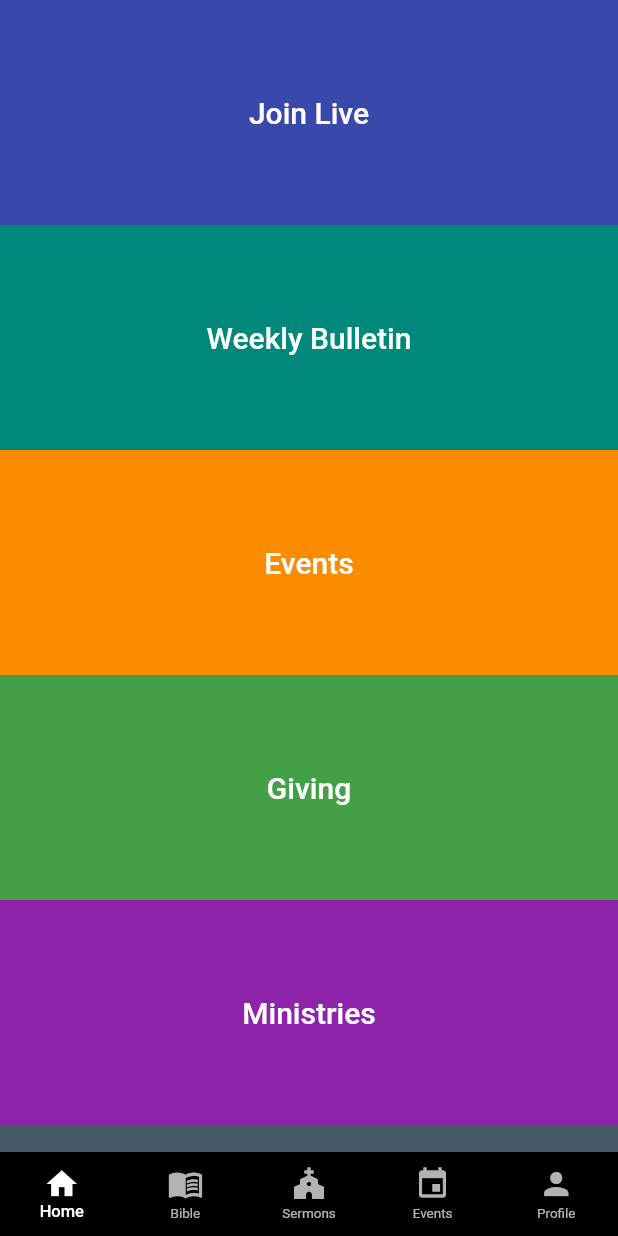
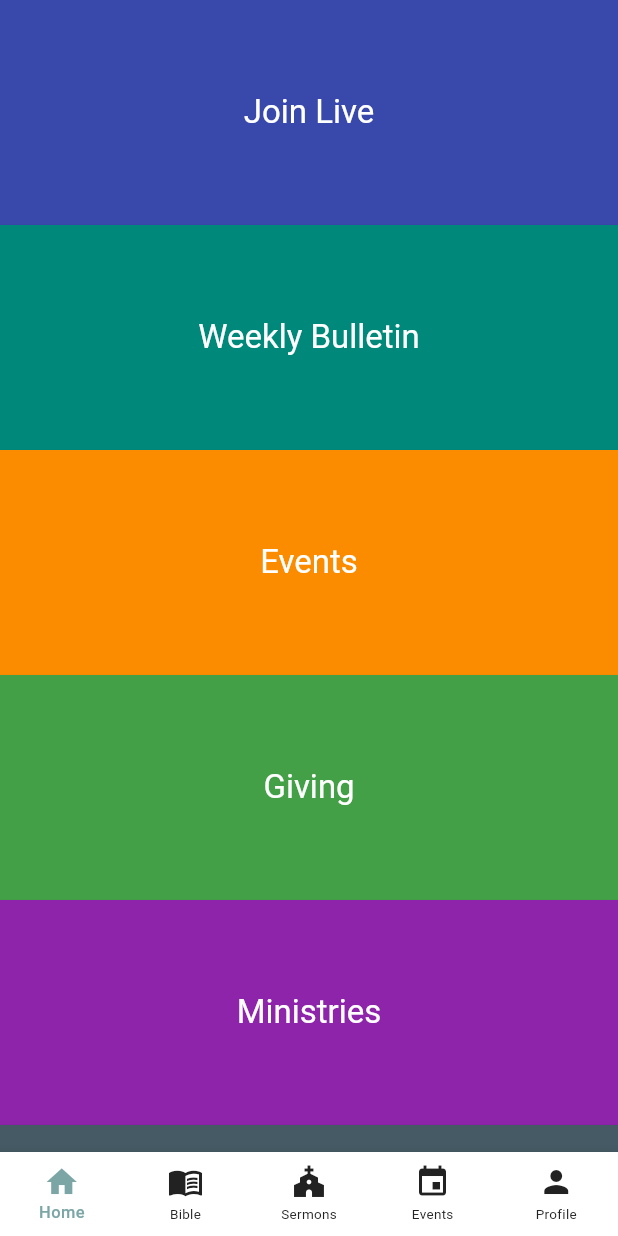
Before and after one commit to AlphaHasher/ChurchLink, a Flutter app: the screen it shows after launch, on a phone screen of 412 x 824 dp. Run offline on Flutter 3.47's test engine with Material 3 defaults, Android fonts, the phone set to English and light mode, and no system bars; our stand-ins replace app_links, cached_network_image, connectivity_plus, dio, firebase_auth, firebase_core and 11 more; missing offline and left inert: android_intent_plus, webview_flutter_android, webview_flutter_wkwebview; accounts and stored records are empty; network calls fail.

Commit message:
set the navbar to use the theme

```diff
--- a/frontend/app/lib/main.dart
+++ b/frontend/app/lib/main.dart
@@ -22,6 +22,9 @@ import 'package:firebase_messaging/firebase_messaging.dart';
 import 'package:app/services/deep_linking_service.dart';
 import 'package:app/services/fcm_token_service.dart';
 import 'package:app/gates/auth_gate.dart';
+import 'package:app/theme/app_theme.dart';
+import 'package:app/theme/theme_controller.dart';
+
 
 final GlobalKey<NavigatorState> navigatorKey = GlobalKey<NavigatorState>();
 
@@ -39,6 +42,9 @@ Future<void> main() async {
 
   // Initialize Firebase
   await Firebase.initializeApp();
+
+  // Load saved theme mode BEFORE runApp
+  await ThemeController.instance.load();
 
   // Initialize DeepLinkingService with the navigator key
   DeepLinkingService.initialize(navigatorKey);
@@ -83,25 +89,18 @@ class MyApp extends StatelessWidget {
 
   @override
   Widget build(BuildContext context) {
-    final colorScheme = ColorScheme.fromSeed(
-      seedColor: const Color.fromARGB(255, 22, 77, 60),
-    );
+    final c = ThemeController.instance;
+
+    return AnimatedBuilder(
+      animation: c,
+      builder: (_, __) {
         return MaterialApp(
           title: 'ChurchLink',
-      navigatorKey: navigatorKey, // Allows navigation from notifications
-      theme: ThemeData(
-        useMaterial3: false,
-        colorScheme: colorScheme,
-        bottomNavigationBarTheme: const BottomNavigationBarThemeData(
-          backgroundColor: Colors.black,
-          elevation: 0,
-          selectedItemColor: Colors.white,
-          unselectedItemColor: Colors.white70,
-          type: BottomNavigationBarType.fixed,
-          showSelectedLabels: false,
-          showUnselectedLabels: false,
-        ),
-      ),
+          navigatorKey: navigatorKey,
+          theme: AppTheme.light,        // from app_theme.dart
+          darkTheme: AppTheme.dark,     // from app_theme.dart
+          themeMode: c.mode,            // reacts to toggle
+
           home: AuthGate(child: const MyHomePage()),
           routes: {
             '/home': (context) => const DashboardPage(),
@@ -116,8 +115,11 @@ class MyApp extends StatelessWidget {
             '/contact': (context) => const Contact(),
           },
         );
+      },
+    );
   }
 }
+
 
 class MyHomePage extends StatefulWidget {
   const MyHomePage({super.key});
@@ -198,6 +200,8 @@ class _MyHomePageState extends State<MyHomePage> {
       return const Scaffold(body: Center(child: CircularProgressIndicator()));
     }
 
+    final theme = Theme.of(context);
+
     return Scaffold(
       body: _screens[tabProvider.currentIndex],
       bottomNavigationBar: BottomNavigationBar(
@@ -210,6 +214,10 @@ class _MyHomePageState extends State<MyHomePage> {
         unselectedFontSize: 9,
         selectedLabelStyle: const TextStyle(fontWeight: FontWeight.w500),
         unselectedLabelStyle: const TextStyle(fontWeight: FontWeight.w400),
+        // Use Theme Colors
+        backgroundColor: theme.colorScheme.surface,
+        selectedItemColor: theme.colorScheme.primary,
+        unselectedItemColor: theme.colorScheme.onSurfaceVariant,
         items: _buildNavItems(tabProvider.tabs),
       ),
     );
@@ -240,62 +248,52 @@ class _MyHomePageState extends State<MyHomePage> {
       case 'home':
         return Icon(
           Icons.home,
-          color: isActive ? Colors.white : Colors.white70,
         );
       case 'menu_book':
       case 'bible':
         return Icon(
           Icons.menu_book,
-          color: isActive ? Colors.white : Colors.white70,
         );
       case 'play_circle':
       case 'cross':
       case 'sermons':
         return Icon(
           Icons.church,
-          color: isActive ? Colors.white : Colors.white70,
         );
       case 'event':
       case 'events':
         return Icon(
           Icons.event,
-          color: isActive ? Colors.white : Colors.white70,
         );
       case 'person':
       case 'profile':
         return Icon(
           Icons.person,
-          color: isActive ? Colors.white : Colors.white70,
         );
       case 'live_tv':
       case 'live':
         return Icon(
           Icons.live_tv,
-          color: isActive ? Colors.white : Colors.white70,
         );
       case 'article':
       case 'bulletin':
         return Icon(
           Icons.article,
-          color: isActive ? Colors.white : Colors.white70,
         );
       case 'volunteer_activism':
       case 'giving':
         return Icon(
           Icons.volunteer_activism,
-          color: isActive ? Colors.white : Colors.white70,
         );
       case 'groups':
       case 'ministries':
         return Icon(
           Icons.groups,
-          color: isActive ? Colors.white : Colors.white70,
         );
       case 'contact_mail':
       case 'contact':
         return Icon(
           Icons.contact_mail,
-          color: isActive ? Colors.white : Colors.white70,
         );
       default:
         // Fallback to tab name if icon doesn't match
@@ -308,55 +306,45 @@ class _MyHomePageState extends State<MyHomePage> {
       case 'home':
         return Icon(
           Icons.home,
-          color: isActive ? Colors.white : Colors.white70,
         );
       case 'bible':
         return Icon(
           Icons.menu_book,
-          color: isActive ? Colors.white : Colors.white70,
         );
       case 'sermons':
         return Icon(
           Icons.church,
-          color: isActive ? Colors.white : Colors.white70,
         );
       case 'events':
         return Icon(
           Icons.event,
-          color: isActive ? Colors.white : Colors.white70,
         );
       case 'profile':
         return Icon(
           Icons.person,
-          color: isActive ? Colors.white : Colors.white70,
         );
       case 'live':
         return Icon(
           Icons.live_tv,
-          color: isActive ? Colors.white : Colors.white70,
         );
       case 'bulletin':
         return Icon(
           Icons.article,
-          color: isActive ? Colors.white : Colors.white70,
         );
       case 'giving':
         return Icon(
           Icons.volunteer_activism,
-          color: isActive ? Colors.white : Colors.white70,
         );
       case 'ministries':
         return Icon(
           Icons.groups,
-          color: isActive ? Colors.white : Colors.white70,
         );
       case 'contact':
         return Icon(
           Icons.contact_mail,
-          color: isActive ? Colors.white : Colors.white70,
         );
       default:
-        return Icon(Icons.tab, color: isActive ? Colors.white : Colors.white70);
+        return Icon(Icons.tab);
     }
   }
 }
```
Lines whose indentation alone changed are shown as unchanged.
